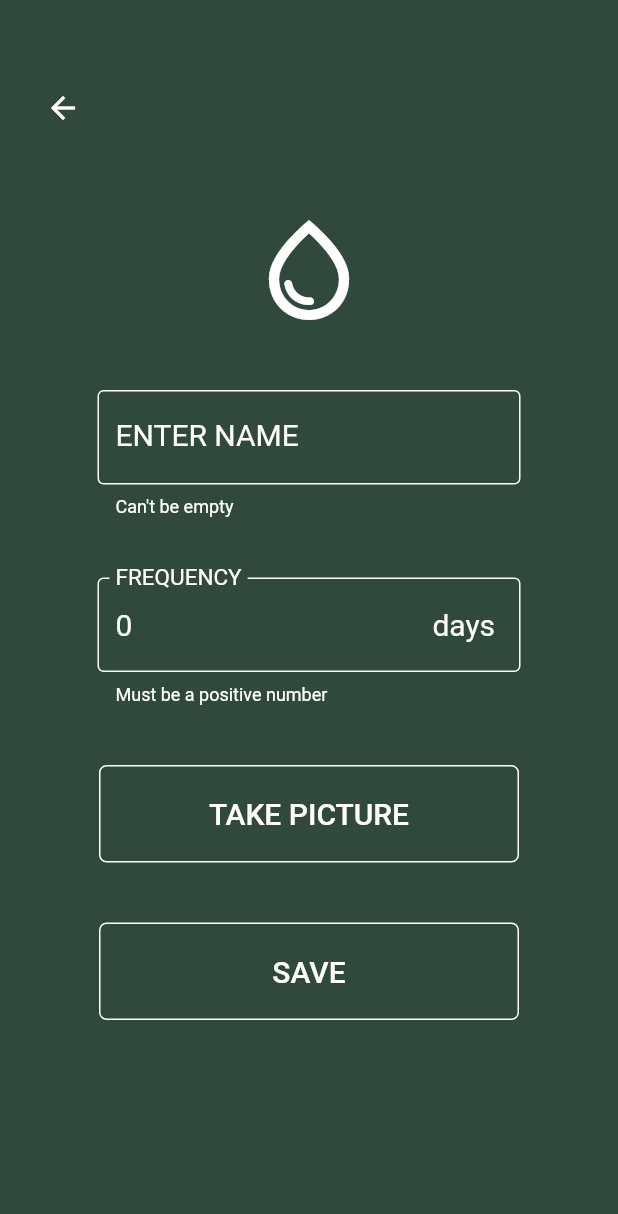
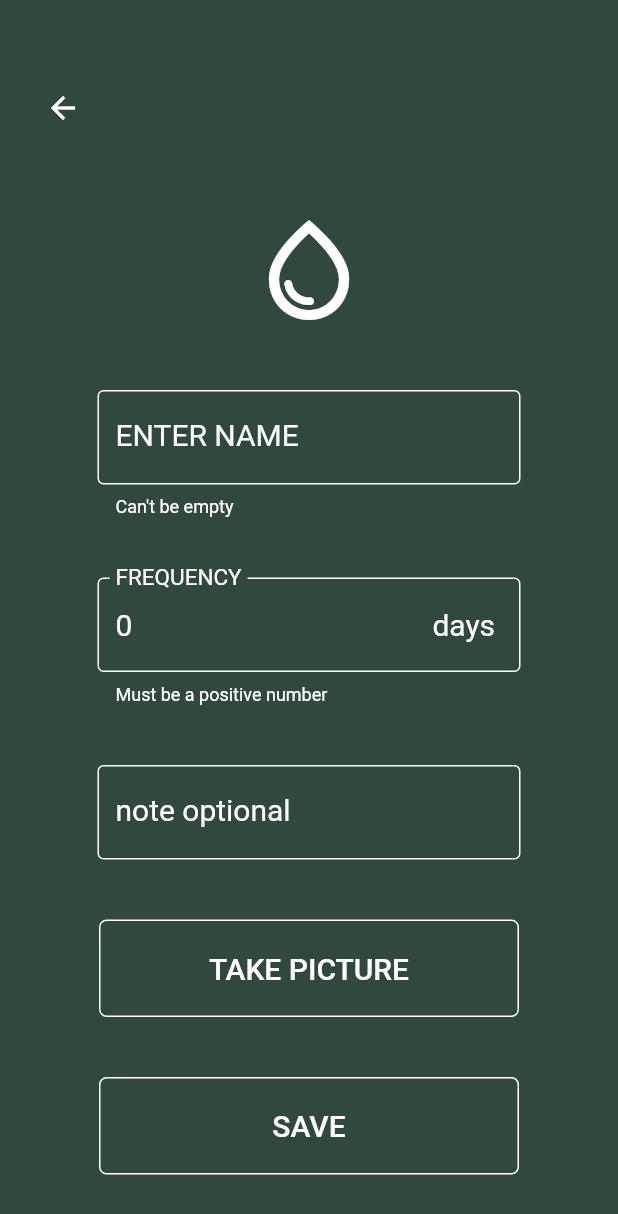
Before and after one commit to abertschi/water-me, a Flutter app: the EditPlant screen opened directly, after a tap on "SAVE", on a phone screen of 412 x 824 dp. Shown: the top 1214 px of the screen. Run offline on Flutter 3.47's test engine with Material 2 defaults, Android fonts, the phone set to English and light mode, and no system bars; our stand-ins replace camera, flutter_local_notifications, shared_preferences; missing offline and left inert: workmanager; accounts and stored records are empty; Roboto replaces fonts that are missing (Raleway).

Commit message:
add note field && implement saveButton to editPlanet

```diff
--- a/lib/models/plant_model.dart
+++ b/lib/models/plant_model.dart
@@ -4,11 +4,13 @@
   List<DateTime> _wateringHistory = [];
   late String _plantName;
   late int _wateringFrequency;
+  late String _planetNote;
   String? _image;
 
-  PlantModel(String name, int wateringFreq) {
+  PlantModel(String name, int wateringFreq, String note) {
     _plantName = name;
     _wateringFrequency = wateringFreq;
+    _planetNote = note;
   }
 
   get hasImage {
@@ -30,7 +32,7 @@
   Duration _differenceBetweenDates(DateTime d1, DateTime d2) {
     var _d1 = DateTime(d1.year, d1.month, d1.day);
     var _d2 = DateTime(d2.year, d2.month, d2.day);
-    return  _d1.difference(_d2);
+    return _d1.difference(_d2);
   }
 
   int daysUntilNextWatering() {
@@ -42,6 +44,12 @@
       var diff = _differenceBetweenDates(now, last).inDays;
       return wateringFrequency - diff;
     }
+  }
+
+  String get planetNote => _planetNote;
+  set planetNote(String note) {
+    _planetNote = note;
+    notifyListeners();
   }
 
   String get plantName => _plantName;
@@ -90,9 +98,10 @@
   }
 
   static PlantModel fromJson(Map<String, dynamic> plantMap) {
-    PlantModel p = PlantModel("", 0);
+    PlantModel p = PlantModel("", 0, "");
     p.plantName = plantMap['name'] ?? '';
     p.wateringFrequency = plantMap['frequency'] ?? 7;
+    p.planetNote = plantMap['note'] ?? '';
     p.image = plantMap['image'] ?? '';
     var hist = List<String>.from(plantMap['watinergHistory'] ?? []);
     p.wateringHistory = hist.map((e) => DateTime.parse(e)).toList();
@@ -103,6 +112,7 @@
     final Map<String, dynamic> data = <String, dynamic>{};
     data['name'] = plantName;
     data['frequency'] = wateringFrequency;
+    data['note'] = planetNote;
     data['image'] = image;
     data['watinergHistory'] = wateringHistory.map((e) => e.toString()).toList();
     return data;
--- a/lib/screens/plant_edit.dart
+++ b/lib/screens/plant_edit.dart
@@ -25,8 +25,10 @@
 class _EditPlant extends State<EditPlant> {
   late TextEditingController plantNameCtrl;
   late TextEditingController frequencyCtrl;
+  late TextEditingController planetNoteCtr;
   final formKey = GlobalKey<FormState>();
-  var roundedBorder = OutlineInputBorder(borderSide: BorderSide(color: Colors.white));
+  var roundedBorder =
+      OutlineInputBorder(borderSide: BorderSide(color: Colors.white));
 
   _EditPlant();
 
@@ -44,6 +46,10 @@
     frequencyCtrl.addListener(() {
       plant.wateringFrequency = int.tryParse(frequencyCtrl.text) ?? 0;
     });
+    planetNoteCtr = TextEditingController(text: plant.planetNote);
+    planetNoteCtr.addListener(() {
+      plant.planetNote = planetNoteCtr.text;
+    });
   }
 
   @override
@@ -51,6 +57,7 @@
     super.dispose();
     plantNameCtrl.dispose();
     frequencyCtrl.dispose();
+    planetNoteCtr.dispose();
   }
 
   @override
@@ -124,9 +131,16 @@
           const SizedBox(height: 40.0),
           enterFrequency(context),
           const SizedBox(height: 40.0),
+          enterNote(context),
+          const SizedBox(height: 40.0),
           buttonTemplate(
-              text: "TAKE PICTURE",
-              onPressed: () => onTakePicture(context, plant)),
+            text: "TAKE PICTURE",
+            onPressed: () => onTakePicture(context, plant),
+          ),
+          const SizedBox(height: 40.0),
+          // buttonTemplate(
+          //     text: "SAVE", onPressed: () => saveButton(context, plant)),
+          saveButton(context, plant),
           const SizedBox(height: 40.0),
           widget.editMode == EditMode.edit
               ? deleteButton(context, plant)
@@ -191,9 +205,9 @@
           },
           decoration: InputDecoration(
             labelText: "ENTER NAME",
-            errorStyle: TextStyle(color: Colors.white),
-            suffixStyle: TextStyle(color: Colors.white, fontSize: 20.0),
-            labelStyle: TextStyle(color: Colors.white, fontSize: 20.0),
+            errorStyle: const TextStyle(color: Colors.white),
+            suffixStyle: const TextStyle(color: Colors.white, fontSize: 20.0),
+            labelStyle: const TextStyle(color: Colors.white, fontSize: 20.0),
             border: roundedBorder,
             focusedErrorBorder: roundedBorder,
             errorBorder: roundedBorder,
@@ -226,9 +240,39 @@
           decoration: InputDecoration(
             suffixText: "days ",
             labelText: "FREQUENCY",
-            errorStyle: TextStyle(color: Colors.white),
-            suffixStyle: TextStyle(color: Colors.white, fontSize: 20.0),
-            labelStyle: TextStyle(color: Colors.white, fontSize: 20.0),
+            errorStyle: const TextStyle(color: Colors.white),
+            suffixStyle: const TextStyle(color: Colors.white, fontSize: 20.0),
+            labelStyle: const TextStyle(color: Colors.white, fontSize: 20.0),
+            border: roundedBorder,
+            focusedErrorBorder: roundedBorder,
+            errorBorder: roundedBorder,
+            enabledBorder: roundedBorder,
+            focusedBorder: roundedBorder,
+            fillColor: Colors.white,
+          ),
+          style: const TextStyle(color: Colors.white, fontSize: 20.0),
+        ),
+      );
+
+  Widget enterNote(BuildContext context) => Container(
+        margin: const EdgeInsets.only(left: 25.0, right: 25.0),
+        child: TextFormField(
+          controller: planetNoteCtr,
+          textAlign: TextAlign.left,
+          keyboardType: TextInputType.text,
+          textCapitalization: TextCapitalization.sentences,
+          validator: (v) {
+            if (v == null || v.trim().isEmpty) {
+              planetNoteCtr = "no Note Added" as TextEditingController;
+            } else {
+              return null;
+            }
+          },
+          decoration: InputDecoration(
+            labelText: "note optional",
+            errorStyle: const TextStyle(color: Colors.white),
+            suffixStyle: const TextStyle(color: Colors.white, fontSize: 20.0),
+            labelStyle: const TextStyle(color: Colors.white, fontSize: 20.0),
             border: roundedBorder,
             focusedErrorBorder: roundedBorder,
             errorBorder: roundedBorder,
--- a/lib/screens/plant_list.dart
+++ b/lib/screens/plant_list.dart
@@ -16,7 +16,8 @@
       child:
           Column(mainAxisAlignment: MainAxisAlignment.start, children: const [
         SizedBox(height: 100.0),
-        Icon(Icons.water_drop_outlined, color: Color.fromRGBO(255, 255, 255, 1), size: 150),
+        Icon(Icons.water_drop_outlined,
+            color: Color.fromRGBO(255, 255, 255, 1), size: 150),
         SizedBox(height: 30.0),
         Padding(
             padding: EdgeInsets.only(left: 50.0, right: 50.0),
@@ -55,7 +56,7 @@
           IconButton(
             icon: const Icon(Icons.add),
             onPressed: () async {
-              PlantModel p = PlantModel("", 0);
+              PlantModel p = PlantModel("", 0, "");
               Navigator.push(
                 context,
                 MaterialPageRoute(
--- a/lib/screens/plant_list_entry.dart
+++ b/lib/screens/plant_list_entry.dart
@@ -10,14 +10,14 @@
   final cardHeight = 90.0;
   final bool lastEntry;
 
-  const PlantListEntry({this.lastEntry = false});
+  const PlantListEntry({super.key, this.lastEntry = false});
 
   onShowPlantDetails(BuildContext context, PlantModel plant) {
     Navigator.push(
         context,
         MaterialPageRoute(
             builder: (context) => ChangeNotifierProvider.value(
-                value: plant, builder: (c, child) => ShowPlant())));
+                value: plant, builder: (c, child) => const ShowPlant())));
   }
 
   Future<bool> onSwipe(BuildContext context, PlantModel plant) async {
@@ -95,7 +95,7 @@
             padding: const EdgeInsets.only(left: 0.0),
             child: Text(
               "${plant.daysUntilNextWatering()} days left",
-              style: TextStyle(color: Colors.white),
+              style: const TextStyle(color: Colors.white),
             ),
           ),
         ]),
--- a/lib/services/schedule.dart
+++ b/lib/services/schedule.dart
@@ -40,7 +40,7 @@
     Workmanager().registerPeriodicTask(
       'periodic-task',
       'periodic-task',
-      frequency: Duration(hours: 12),
+      frequency: const Duration(hours: 12),
     );
   }
 }
```
Also changed, not shown: lib/screens/plant_show.dart (+60 -1 lines).
